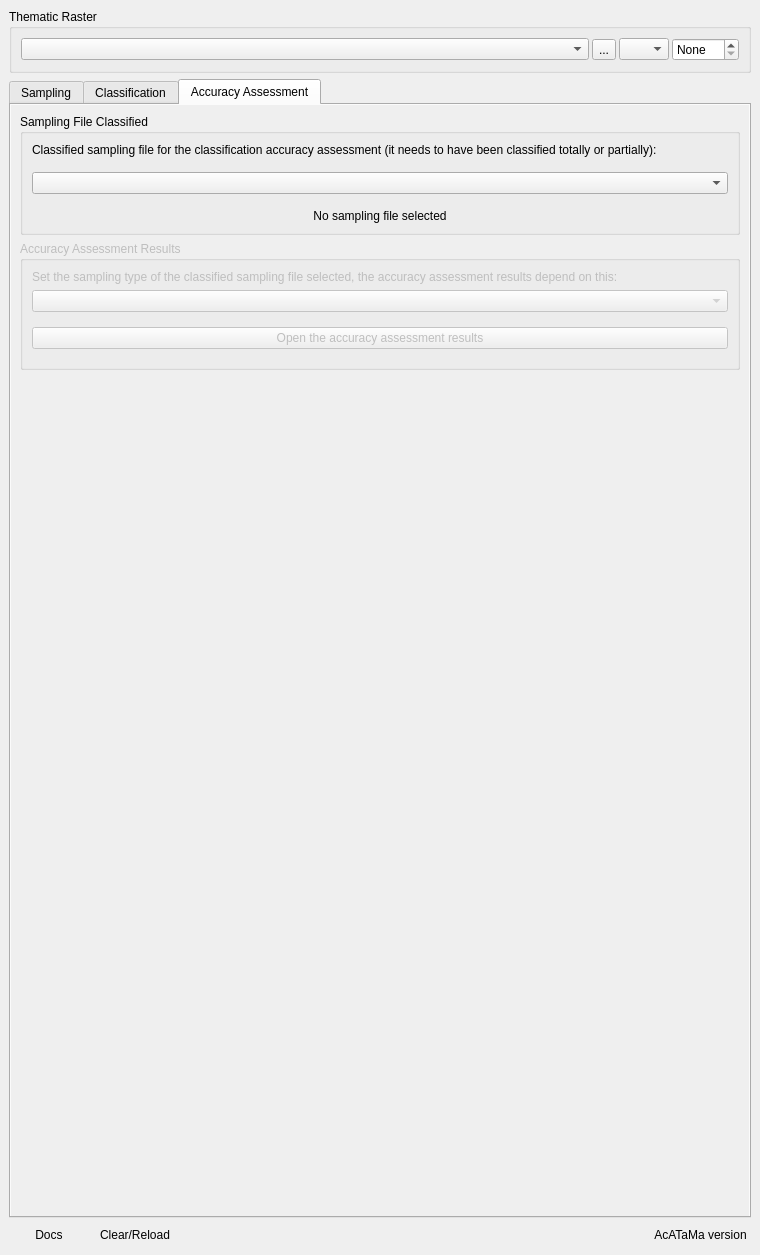
Qt form ui/acatama_dockwidget.ui (SMByC/AcATaMa) before a commit.
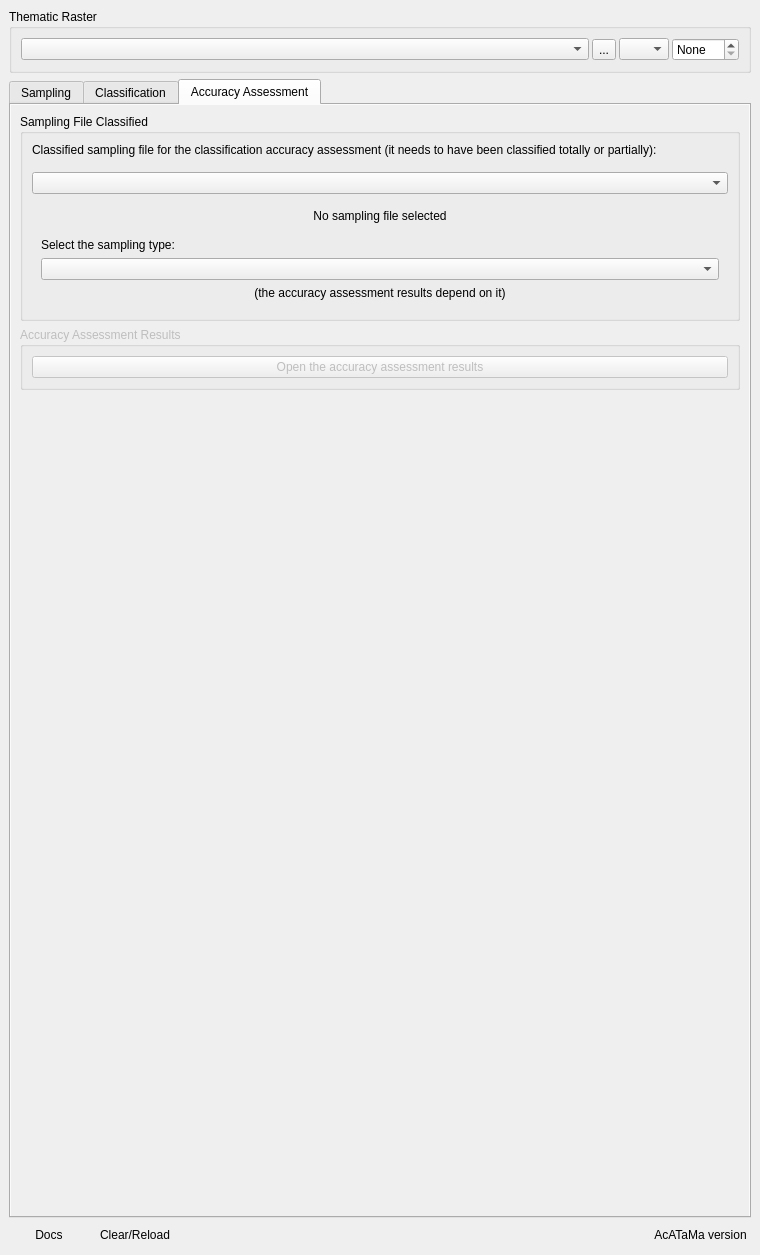
The same form after that commit. The open tabs and pages were chosen to show the change. Icons and pictures are not drawn. Custom widgets are drawn as their Qt base class.

Commit message: Adjustments in the accuracy assessment result tab (WIP)

```diff
--- a/ui/acatama_dockwidget.ui
+++ b/ui/acatama_dockwidget.ui
@@ -1483,22 +1483,13 @@
                  </property>
                 </widget>
                </item>
-              </layout>
-             </widget>
-            </item>
             <item>
-             <widget class="QGroupBox" name="QGBox_AccuracyAssessment">
-              <property name="enabled">
-               <bool>false</bool>
-              </property>
-              <property name="title">
-               <string>Accuracy Assessment Results</string>
-              </property>
-              <layout class="QVBoxLayout" name="verticalLayout_28">
+                <widget class="QWidget" name="QGBox_SamplingType_AA" native="true">
+                 <layout class="QVBoxLayout" name="verticalLayout">
                <item>
                 <widget class="QLabel" name="label_24">
                  <property name="text">
-                  <string>Set the sampling type of the classified sampling file selected, the accuracy assessment results depend on this:</string>
+                     <string>Select the sampling type:</string>
                  </property>
                  <property name="alignment">
                   <set>Qt::AlignJustify|Qt::AlignVCenter</set>
@@ -1531,25 +1522,35 @@
                 </widget>
                </item>
                <item>
-                <widget class="QWidget" name="widget_13" native="true">
-                 <layout class="QHBoxLayout" name="horizontalLayout_10">
-                  <property name="leftMargin">
-                   <number>0</number>
-                  </property>
-                  <property name="rightMargin">
-                   <number>0</number>
-                  </property>
+                   <widget class="QLabel" name="label_2">
+                    <property name="text">
+                     <string>(the accuracy assessment results depend on it)</string>
+                    </property>
+                    <property name="alignment">
+                     <set>Qt::AlignCenter</set>
+                    </property>
+                   </widget>
+                  </item>
+                 </layout>
+                </widget>
+               </item>
+              </layout>
+             </widget>
+            </item>
+            <item>
+             <widget class="QGroupBox" name="QGBox_AccuracyAssessment">
+              <property name="enabled">
+               <bool>false</bool>
+              </property>
+              <property name="title">
+               <string>Accuracy Assessment Results</string>
+              </property>
+              <layout class="QVBoxLayout" name="verticalLayout_28">
                   <item>
                    <widget class="QPushButton" name="QPBtn_ComputeViewAccurasyAssessment">
-                    <property name="enabled">
-                     <bool>false</bool>
-                    </property>
                     <property name="text">
                      <string>Open the accuracy assessment results</string>
                     </property>
-                   </widget>
-                  </item>
-                 </layout>
                 </widget>
                </item>
               </layout>
```
Lines whose indentation alone changed are shown as unchanged. The commit also changes 1 other file.
